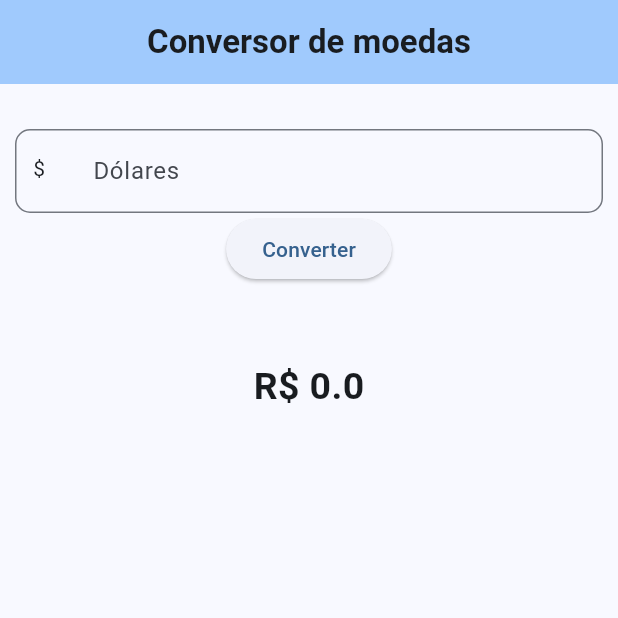
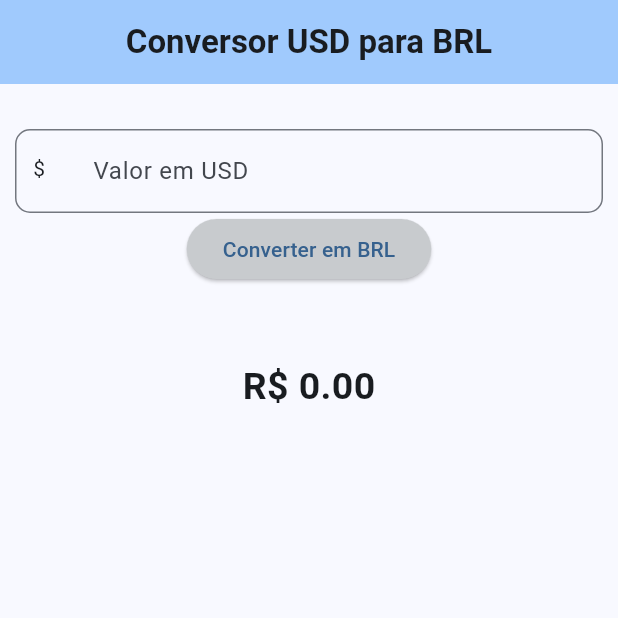
Before and after one commit to AndrefAmaral/conversor_moedas, a Flutter app: the screen it shows after launch, on a phone screen of 412 x 824 dp, the top half of it. Run offline on Flutter 3.47's test engine with Material 3 defaults, Android fonts, the light colour scheme and no system bars; network calls fail.

Commit message:
Conversão USD para BRL com consulta em API

```diff
--- a/lib/home_page.dart
+++ b/lib/home_page.dart
@@ -1,4 +1,8 @@
+import 'dart:convert';
+
 import 'package:flutter/material.dart';
+// ignore: depend_on_referenced_packages
+import 'package:http/http.dart' as http;
 
 class MyHomePage extends StatefulWidget {
   const MyHomePage({super.key, required this.title});
@@ -10,24 +14,65 @@ class MyHomePage extends StatefulWidget {
 }
 
 class _MyHomePageState extends State<MyHomePage> {
-  final TextEditingController _valorEmReal = TextEditingController();
+  final TextEditingController _textoEmDolar = TextEditingController();
   double _resultado = 0.0;
-  final double _fatorDeConversao = 5.87;
+  double _fatorDeConversao = 0.0;
+  bool _isLoading = false;
+
+  @override
+  void initState() {
+    super.initState();
+    _fetchExchangeRate(); // Busca a taxa de câmbio ao iniciar
+  }
+
+  Future<void> _fetchExchangeRate() async {
+    setState(() {
+      _isLoading = true; // Exibe um indicador de carregamento
+    });
+
+    try {
+      final response = await http.get(
+        Uri.parse("https://economia.awesomeapi.com.br/json/last/USD-BRL"),
+      );
+
+      if (response.statusCode == 200) {
+        final data = jsonDecode(response.body);
+        setState(() {
+          _fatorDeConversao =
+              double.parse(data["USDBRL"]["bid"]); // Taxa de câmbio USD-BRL
+        });
+      } else {
+        throw Exception("Erro ao obter taxa de câmbio.");
+      }
+    } catch (error) {
+      ScaffoldMessenger.of(context).showSnackBar(
+        SnackBar(content: Text("Erro: ${error.toString()}")),
+      );
+    } finally {
+      setState(() {
+        _isLoading = false; // Remove o indicador de carregamento
+      });
+    }
+  }
 
   void _converterValor() {
-    final String textoDigitado = _valorEmReal.text;
-    final double? numero = double.tryParse(textoDigitado);
+    final String textoDigitado = _textoEmDolar.text;
+    final double? valorEmDolar = double.tryParse(textoDigitado);
 
-    if (numero != null) {
+    if (valorEmDolar != null && _fatorDeConversao > 0) {
       setState(() {
-        _resultado = numero * _fatorDeConversao;
+        _resultado =
+            valorEmDolar * _fatorDeConversao; // Converte dólar para real
       });
     } else {
       setState(() {
         _resultado = 0.0;
       });
       ScaffoldMessenger.of(context).showSnackBar(
-          const SnackBar(content: Text('Por favor, insira um número válido')));
+        const SnackBar(
+          content: Text('Por favor, insira um número válido'),
+        ),
+      );
     }
   }
 
@@ -42,19 +87,23 @@ class _MyHomePageState extends State<MyHomePage> {
           style: const TextStyle(fontWeight: FontWeight.bold),
         ),
       ),
-      body: Center(
-        child: Padding(
+      body: Padding(
         padding: const EdgeInsets.all(10.0),
-          child: Column(
+        child: _isLoading
+            ? const Center(
+                child: CircularProgressIndicator(),
+              )
+            : Column(
                 mainAxisAlignment: MainAxisAlignment.start,
                 children: [
                   const SizedBox(
                     height: 20,
                   ),
                   TextField(
-                controller: _valorEmReal,
+                    controller: _textoEmDolar,
                     decoration: InputDecoration(
-                  hintText: 'Dólares',
+                      hintText: 'Ex: 15.00',
+                      labelText: 'Valor em USD',
                       prefixIcon: const Padding(
                         padding: EdgeInsets.all(12.0),
                         child: Text('\$'),
@@ -67,11 +116,14 @@ class _MyHomePageState extends State<MyHomePage> {
                   ),
                   ElevatedButton(
                     onPressed: _converterValor,
-                child: const Text('Converter'),
+                    style: ButtonStyle(
+                        backgroundColor: WidgetStateProperty.all(
+                            const Color.fromARGB(255, 200, 203, 206))),
+                    child: const Text('Converter em BRL'),
                   ),
                   const SizedBox(height: 50),
                   Text(
-                'R\$ $_resultado',
+                    'R\$ ${_resultado.toStringAsFixed(2)}',
                     style: const TextStyle(
                       fontSize: 25,
                       fontWeight: FontWeight.bold,
@@ -80,7 +132,29 @@ class _MyHomePageState extends State<MyHomePage> {
                 ],
               ),
       ),
-      ),
     );
   }
 }
+
+/*
+Explicação do Código:
+Consulta à API:
+
+A API usada no exemplo é a AwesomeAPI.
+O endpoint https://economia.awesomeapi.com.br/json/last/USD-BRL retorna a taxa de câmbio USD-BRL.
+A propriedade "USDBRL"]["bid" contém a taxa de compra atual.
+Exibição da taxa de câmbio:
+
+A taxa de câmbio é buscada ao iniciar o app usando o método _fetchExchangeRate().
+Conversão:
+
+O valor digitado no campo de texto (_controller.text) é convertido para double.
+O resultado é calculado multiplicando o valor pelo _exchangeRate.
+Indicador de carregamento:
+
+Enquanto a taxa de câmbio é carregada, um CircularProgressIndicator é exibido.
+Tratamento de erros:
+
+Se a API falhar ou o usuário inserir um valor inválido, é exibida uma mensagem de erro usando SnackBar.
+
+*/
--- a/lib/main.dart
+++ b/lib/main.dart
@@ -18,7 +18,7 @@ class MyApp extends StatelessWidget {
         colorScheme: ColorScheme.fromSeed(seedColor: Colors.blue),
         useMaterial3: true,
       ),
-      home: const MyHomePage(title: 'Conversor de moedas'),
+      home: const MyHomePage(title: 'Conversor USD para BRL'),
     );
   }
 }
--- a/pubspec.yaml
+++ b/pubspec.yaml
@@ -35,6 +35,7 @@ dependencies:
   # The following adds the Cupertino Icons font to your application.
   # Use with the CupertinoIcons class for iOS style icons.
   cupertino_icons: ^1.0.6
+  http: ^1.3.0
 
 dev_dependencies:
   flutter_test:
```
Also changed, not shown: pubspec.lock. Lines whose indentation alone changed are shown as unchanged.
